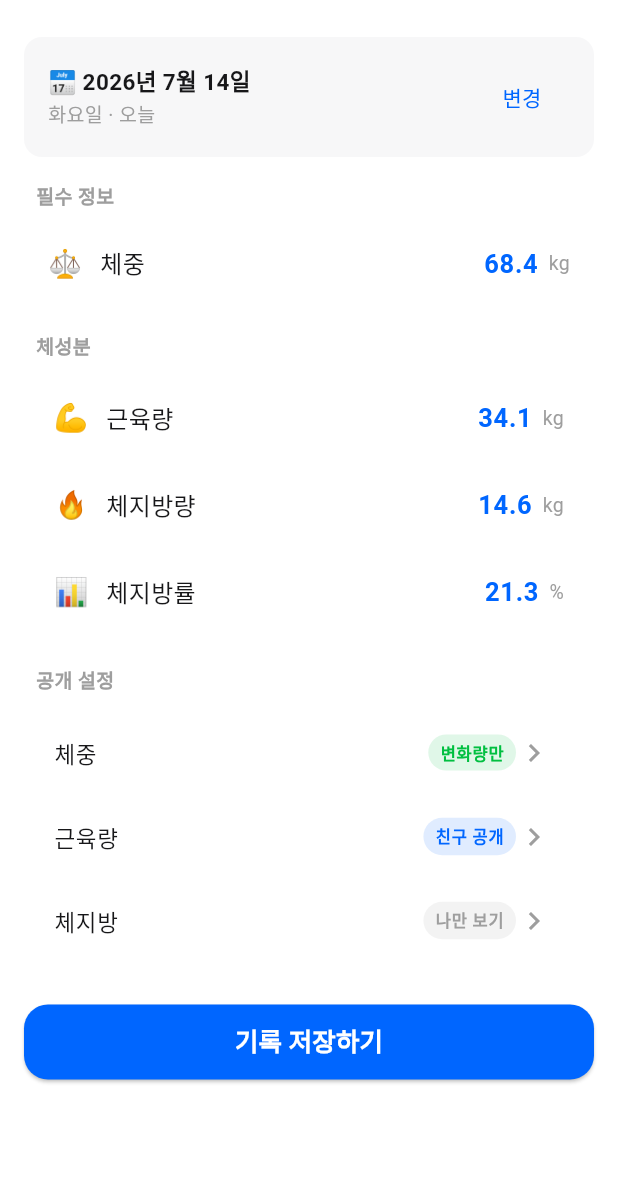
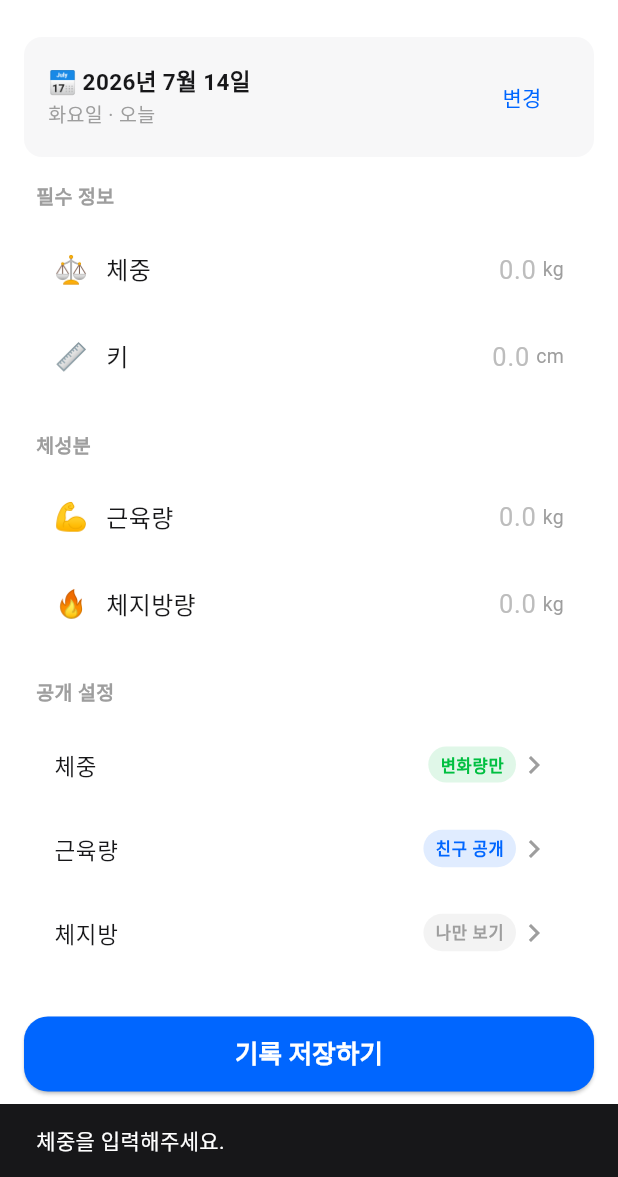
Before and after one commit to leeChaRam/FitMateFlutter, a Flutter app: the BodyCompositionInputScreen screen opened directly, after a tap on "기록 저장하기", on a phone screen of 412 x 824 dp, the part 59-1236 px from its top. Run offline on Flutter 3.47's test engine with Material 3 defaults, Android fonts, the phone set to English and light mode, and no system bars; our stand-ins replace dio, fl_chart; network calls fail.

Commit message:
input data api 연동 완료

```diff
--- a/lib/screens/input_screen.dart
+++ b/lib/screens/input_screen.dart
@@ -1,6 +1,7 @@
 import 'package:flutter/material.dart';
 import 'package:fitmate_flutter/theme/FitMateTheme.dart';
 import 'package:fitmate_flutter/screens/privacy_sheet.dart';
+import 'package:fitmate_flutter/services/api_service.dart';
 
 class BodyCompositionInputScreen extends StatefulWidget {
   const BodyCompositionInputScreen({super.key});
@@ -10,14 +11,38 @@ class BodyCompositionInputScreen extends StatefulWidget {
 }
 
 class _BodyCompositionInputScreenState extends State<BodyCompositionInputScreen> {
+  final ApiService _apiService = ApiService();
+
+  // TODO: 로그인/전역 상태 연동되면 실제 로그인한 사용자의 memberId로 교체할 것
+  static const int _memberId = 1;
+
   // 선택된 날짜 상태 (기본값: 오늘)
   DateTime _selectedDate = DateTime.now();
 
+  // 입력 필드 컨트롤러 (초기값 없이 비워둠)
+  final TextEditingController _weightController = TextEditingController();
+  final TextEditingController _heightController = TextEditingController();
+  final TextEditingController _muscleMassController = TextEditingController();
+  final TextEditingController _fatMassController = TextEditingController();
+
+  bool _isSaving = false;
+
   static const List<String> _weekdays = ['월', '화', '수', '목', '금', '토', '일'];
+
+  @override
+  void dispose() {
+    _weightController.dispose();
+    _heightController.dispose();
+    _muscleMassController.dispose();
+    _fatMassController.dispose();
+    super.dispose();
+  }
 
   String get _formattedDate {
     return '📅 ${_selectedDate.year}년 ${_selectedDate.month}월 ${_selectedDate.day}일';
   }
+
+
 
   String get _formattedSubLabel {
     final weekday = _weekdays[_selectedDate.weekday - 1];
@@ -28,6 +53,14 @@ class _BodyCompositionInputScreenState extends State<BodyCompositionInputScreen>
     return isToday ? '$weekday요일 · 오늘' : '$weekday요일';
   }
 
+  // 서버로 보낼 날짜 포맷 (yyyy-MM-dd, LocalDate와 매칭)
+  String get _isoDate {
+    final y = _selectedDate.year.toString().padLeft(4, '0');
+    final m = _selectedDate.month.toString().padLeft(2, '0');
+    final d = _selectedDate.day.toString().padLeft(2, '0');
+    return '$y-$m-$d';
+  }
+
   Future<void> _pickDate() async {
     final now = DateTime.now();
     final picked = await showDatePicker(
@@ -35,7 +68,6 @@ class _BodyCompositionInputScreenState extends State<BodyCompositionInputScreen>
       initialDate: _selectedDate,
       firstDate: DateTime(now.year - 5), // 필요에 따라 조정 가능
       lastDate: now, // 오늘 이후(미래) 날짜는 선택 불가
-      locale: const Locale('ko', 'KR'),
       builder: (context, child) {
         return Theme(
           data: Theme.of(context).copyWith(
@@ -55,6 +87,48 @@ class _BodyCompositionInputScreenState extends State<BodyCompositionInputScreen>
     }
   }
 
+   void _showSnackBar(String message) {
+    ScaffoldMessenger.of(context).showSnackBar(
+      SnackBar(content: Text(message)),
+    );
+  }
+
+  Future<void> _saveRecord() async {
+    // 숫자 파싱 (빈 칸이면 null 처리)
+    final weight = double.tryParse(_weightController.text.trim());
+    final height = double.tryParse(_heightController.text.trim());
+    final muscleMass = double.tryParse(_muscleMassController.text.trim());
+    final fatMass = double.tryParse(_fatMassController.text.trim());
+
+    // 체중은 필수 정보이므로 최소한의 검정
+    if (weight == null) {
+      _showSnackBar('체중을 입력해주세요.');
+      return;
+    }
+
+    setState(() => _isSaving = true);
+
+    try{
+      await _apiService.postBodyInfo(
+        memberId: _memberId,
+        measureDate: _isoDate,
+        weight: weight,
+        height: height,
+        muscleMass: muscleMass,
+        fatMass: fatMass,
+      );
+
+      if(!mounted) return;
+      _showSnackBar('기록이 저장되었습니다.');
+      Navigator.pop(context, true);
+    } catch (e) {
+      if(!mounted) return;
+      _showSnackBar('저장에 실패했습니다. 다시 시동해주세요.');
+    } finally {
+      if (mounted) setState(() => _isSaving = false);
+    }
+  }
+
   @override
   Widget build(BuildContext context) {
     final cs = Theme.of(context).colorScheme;
@@ -70,7 +144,7 @@ class _BodyCompositionInputScreenState extends State<BodyCompositionInputScreen>
         centerTitle: true,
         actions: [
           TextButton(
-            onPressed: () {},
+            onPressed: _isSaving ? null : _saveRecord,
             child: const Text('저장', style: TextStyle(color: FitMateTheme.colorPrimary, fontWeight: FontWeight.bold, fontSize: 16),)
           )
         ],
@@ -102,7 +176,16 @@ class _BodyCompositionInputScreenState extends State<BodyCompositionInputScreen>
             const SizedBox(height: 16),
 
             _buildSectionTitle('필수 정보'),
-            _buildInputRow('⚖️', '체중', '68.4', 'kg'),
+            Card(
+              elevation: 0,
+              shape: RoundedRectangleBorder(borderRadius: BorderRadius.circular(FitMateTheme.radiusLg)),
+              child: Column(
+                children: [
+                  _buildInputRow('⚖️', '체중', _weightController, 'kg'),
+                  _buildInputRow('📏', '키', _heightController, 'cm'),
+                ],
+              ),
+            ),
             const SizedBox(height: 16),
 
             _buildSectionTitle('체성분'),
@@ -111,9 +194,8 @@ class _BodyCompositionInputScreenState extends State<BodyCompositionInputScreen>
               shape: RoundedRectangleBorder(borderRadius: BorderRadius.circular(FitMateTheme.radiusLg)),
               child: Column(
                 children: [
-                  _buildInputRow('💪', '근육량', '34.1', 'kg'),
-                  _buildInputRow('🔥', '체지방량', '14.6', 'kg'),
-                  _buildInputRow('📊', '체지방률', '21.3', '%'),
+                  _buildInputRow('💪', '근육량', _muscleMassController, 'kg'),
+                  _buildInputRow('🔥', '체지방량', _fatMassController, 'kg'),
                 ],
               ),
             ),
@@ -142,8 +224,14 @@ class _BodyCompositionInputScreenState extends State<BodyCompositionInputScreen>
                   backgroundColor: FitMateTheme.colorPrimary,
                   shape: RoundedRectangleBorder(borderRadius: BorderRadiusGeometry.circular(FitMateTheme.radiusLg)),
                 ),
-                onPressed: () {},
-                child: const Text('기록 저장하기', style: TextStyle(fontSize: 17, color: Colors.white, fontWeight: FontWeight.bold),)
+                onPressed: _isSaving ? null : _saveRecord,
+                child: _isSaving
+                    ? const SizedBox(
+                        width: 22,
+                        height: 22,
+                        child: CircularProgressIndicator(strokeWidth: 2.5, color: Colors.white),
+                      )
+                    : const Text('기록 저장하기', style: TextStyle(fontSize: 17, color: Colors.white, fontWeight: FontWeight.bold),)
               ),
             )
           ],
@@ -159,7 +247,7 @@ class _BodyCompositionInputScreenState extends State<BodyCompositionInputScreen>
     );
   }
 
-  Widget _buildInputRow(String emoji, String label, String value, String unit){
+  Widget _buildInputRow(String emoji, String label, TextEditingController controller, String unit){
     return Padding(
       padding: const EdgeInsets.symmetric(horizontal: 16, vertical: 12),
       child: Row(
@@ -171,11 +259,16 @@ class _BodyCompositionInputScreenState extends State<BodyCompositionInputScreen>
           SizedBox(
             width: 80,
             child: TextField(
-              controller: TextEditingController(text: value),
+              controller: controller,
               textAlign: TextAlign.right,
-              keyboardType: TextInputType.number,
+              keyboardType: const TextInputType.numberWithOptions(decimal: true),
               style: const TextStyle(color: FitMateTheme.colorPrimary, fontWeight: FontWeight.bold, fontSize: 17),
-              decoration: const InputDecoration(border: InputBorder.none, isDense: true),
+              decoration: InputDecoration(
+                border: InputBorder.none,
+                isDense: true,
+                hintText: '0.0',
+                hintStyle: TextStyle(color: Colors.grey.shade400, fontWeight: FontWeight.normal),
+              ),
             ),
           ),
         const SizedBox(width: 4),
```
Also changed, not shown: lib/screens/dashboard.dart (+19 -3 lines), lib/services/api_service.dart (+30 -0 lines).
